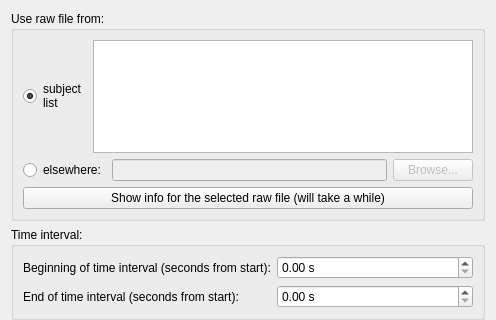
Old version of the form meggie_batch/ui/qt4Designer_ui_files/covarianceRawDialog.ui in the repository cibr-jyu/meggie; both pictures show x 0 to 496 and y 0 to 320 of the 496 by 831 pixel window.
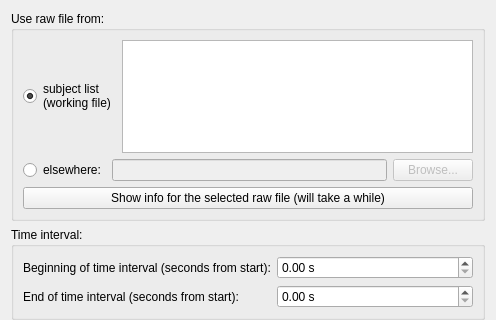
New version of the form.

Patch:
```diff
--- a/meggie_batch/ui/qt4Designer_ui_files/covarianceRawDialog.ui
+++ b/meggie_batch/ui/qt4Designer_ui_files/covarianceRawDialog.ui
@@ -27,8 +27,8 @@
           <item>
            <widget class="QRadioButton" name="radioButtonSubjectList">
             <property name="text">
-             <string>subject
-list</string>
+             <string>subject list
+(working file)</string>
             </property>
             <property name="checked">
              <bool>true</bool>
```
Left out of the diff: 77 changed lines with no effect on the pictures.
